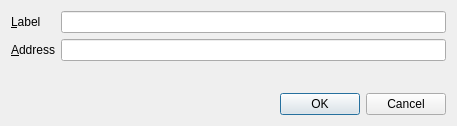
This is src/qt/forms/editaddressdialog.ui in thirstygerry/SuperCoin as Qt 5 draws it before an edit. The edited form follows.
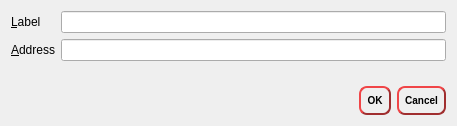
This is the edited form.

Diff of the .ui file:
```diff
--- a/src/qt/forms/editaddressdialog.ui
+++ b/src/qt/forms/editaddressdialog.ui
@@ -57,6 +57,23 @@
    </item>
    <item>
     <widget class="QDialogButtonBox" name="buttonBox">
+     <property name="styleSheet">
+      <string notr="true">QPushButton {
+     
+	color : rgb(0,0,0);
+     border-style: outset;
+     border-width: 2px;
+     border-radius: 8px;
+     border-color: rgb(160, 46, 47);
+     font: bold 10px;
+     min-width: 6em;
+     padding: 6px;
+ }
+QPushButton:pressed {
+     background-color: rgb(160, 46, 47);
+     border-style: inset;
+ }</string>
+     </property>
      <property name="orientation">
       <enum>Qt::Horizontal</enum>
      </property>
```
